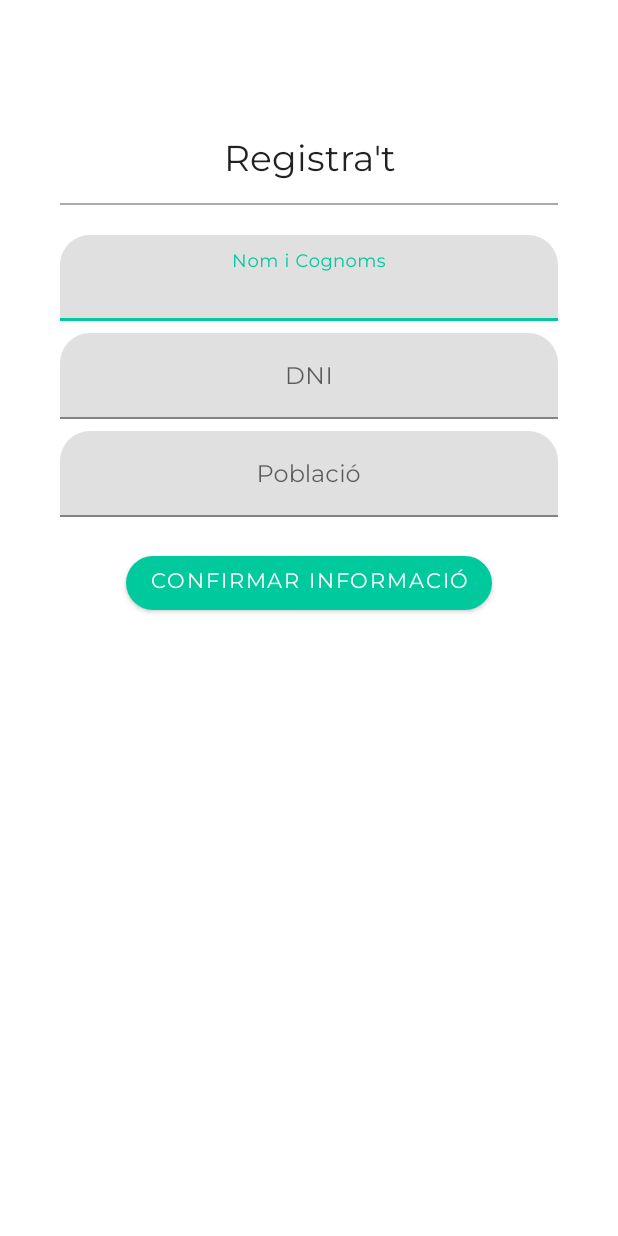
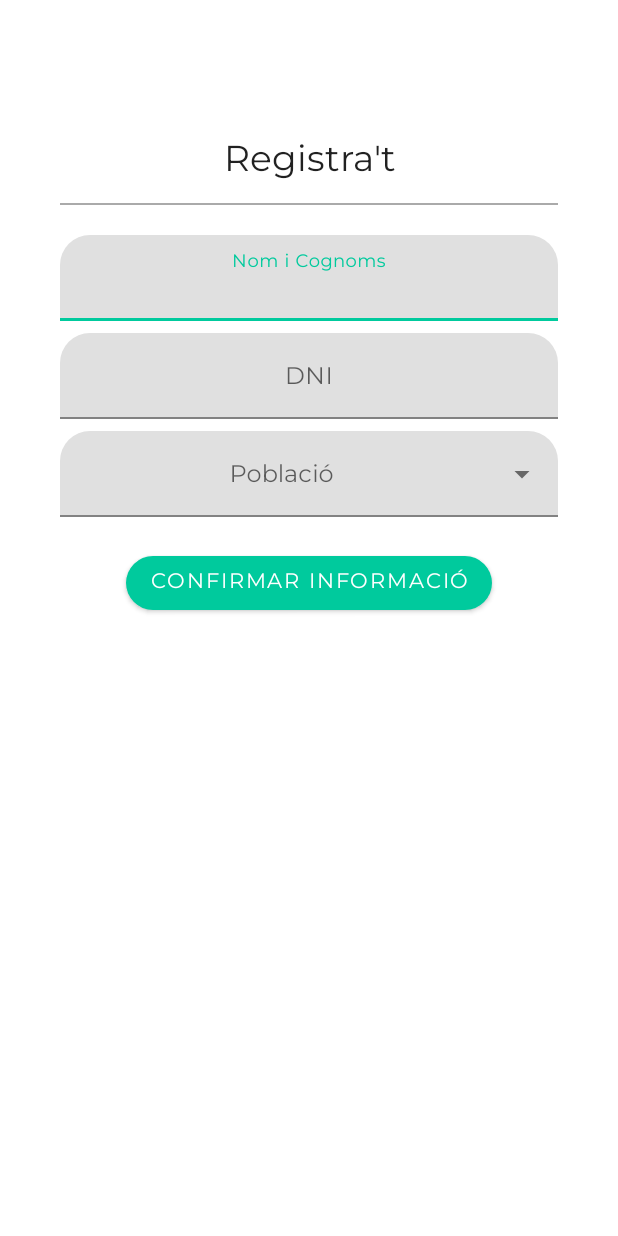
Before and after one commit to ArnauAguilarEmanuel/NensAlParc, an Android app: the RegisterActivity screen opened directly, with no data from a screen before it, on a phone screen of 412 x 824 dp. Run offline under Robolectric (Android 15) with nearby library versions, the phone set to English and light mode, and no system bars; our stand-ins replace Firebase (no records; nobody signed in at launch, a user with empty details on screens opened directly).

Commit message:
register ui fixes

```diff
--- a/Hackovid/app/src/main/java/com/apptest/nensalparc/RegisterActivity.kt
+++ b/Hackovid/app/src/main/java/com/apptest/nensalparc/RegisterActivity.kt
@@ -5,7 +5,11 @@ import android.content.Intent
 import androidx.appcompat.app.AppCompatActivity
 import android.os.Bundle
 import android.util.Log
+import android.widget.ArrayAdapter
+import com.google.firebase.database.DataSnapshot
+import com.google.firebase.database.DatabaseError
 import com.google.firebase.database.FirebaseDatabase
+import com.google.firebase.database.ValueEventListener
 import kotlinx.android.synthetic.main.activity_register.*
 
 class RegisterActivity : AppCompatActivity() {
@@ -15,8 +19,29 @@ class RegisterActivity : AppCompatActivity() {
         setContentView(R.layout.activity_register)
         var userId = intent.getStringExtra("UserId")
 
+        var db = FirebaseDatabase.getInstance().reference;
+        var countries = ArrayList<String>()
+        var adapter: ArrayAdapter<String> = ArrayAdapter(this, R.layout.place_item, countries)
+
+        db.child("LocationsList").addListenerForSingleValueEvent(object : ValueEventListener {
+            override fun onCancelled(p0: DatabaseError) {
+
+            }
+
+            override fun onDataChange(dataSnapshot: DataSnapshot) {
+                dataSnapshot.children.forEach {
+                    countries.add(it.key.toString());
+                }
+                inputLocation.setAdapter(adapter);
+            }
+
+
+        })
+
+
+
         registerButton.setOnClickListener({
-            var db = FirebaseDatabase.getInstance().reference;
+
 
 
             Log.i("Id", userId);
--- a/Hackovid/app/src/main/res/layout/activity_register.xml
+++ b/Hackovid/app/src/main/res/layout/activity_register.xml
@@ -40,7 +40,6 @@
             android:layout_width="match_parent"
             android:layout_height="wrap_content"
             android:textColor="@color/inputFieldText"
-            android:digits="0123456789"
             android:gravity="center"
             />
         </com.google.android.material.textfield.TextInputLayout>
@@ -56,28 +55,39 @@
                 android:layout_width="match_parent"
                 android:layout_height="wrap_content"
                 android:textColor="@color/inputFieldText"
-                android:digits="0123456789"
                 android:gravity="center"
                 />
         </com.google.android.material.textfield.TextInputLayout>
 
+
         <com.google.android.material.textfield.TextInputLayout
+            style="@style/Widget.MaterialComponents.TextInputLayout.FilledBox.ExposedDropdownMenu"
             android:layout_width="match_parent"
             android:layout_height="wrap_content"
             android:hint="@string/registration_location_hint"
+            android:inputType="none"
+            android:clickable="false"
+            android:cursorVisible="false"
+            android:focusable="false"
+            android:focusableInTouchMode="false"
             android:layout_marginTop="@dimen/consecutive_items_margin_small"
             android:layout_marginBottom="@dimen/button_top_margin"
             >
 
-            <com.google.android.material.textfield.TextInputEditText
+
+            <AutoCompleteTextView
                 android:id="@+id/inputLocation"
+                android:inputType="none"
+                android:clickable="false"
+                android:cursorVisible="false"
+                android:focusable="false"
+                android:focusableInTouchMode="false"
                 android:layout_width="match_parent"
-                android:layout_height="wrap_content"
                 android:textColor="@color/inputFieldText"
-                android:digits="0123456789"
                 android:gravity="center"
-                />
+                android:layout_height="wrap_content"/>
         </com.google.android.material.textfield.TextInputLayout>
+
 
 
         <Button
--- /dev/null
+++ b/Hackovid/app/src/main/res/layout/place_item.xml
@@ -0,0 +1,9 @@
+<?xml version="1.0" encoding="utf-8"?>
+<TextView xmlns:android="http://schemas.android.com/apk/res/android"
+    android:layout_width="match_parent"
+    android:layout_height="wrap_content"
+    android:padding="16dp"
+    android:ellipsize="end"
+    android:maxLines="1"
+    android:text="testText"
+    android:textAppearance="?attr/textAppearanceSubtitle1"/>
```
